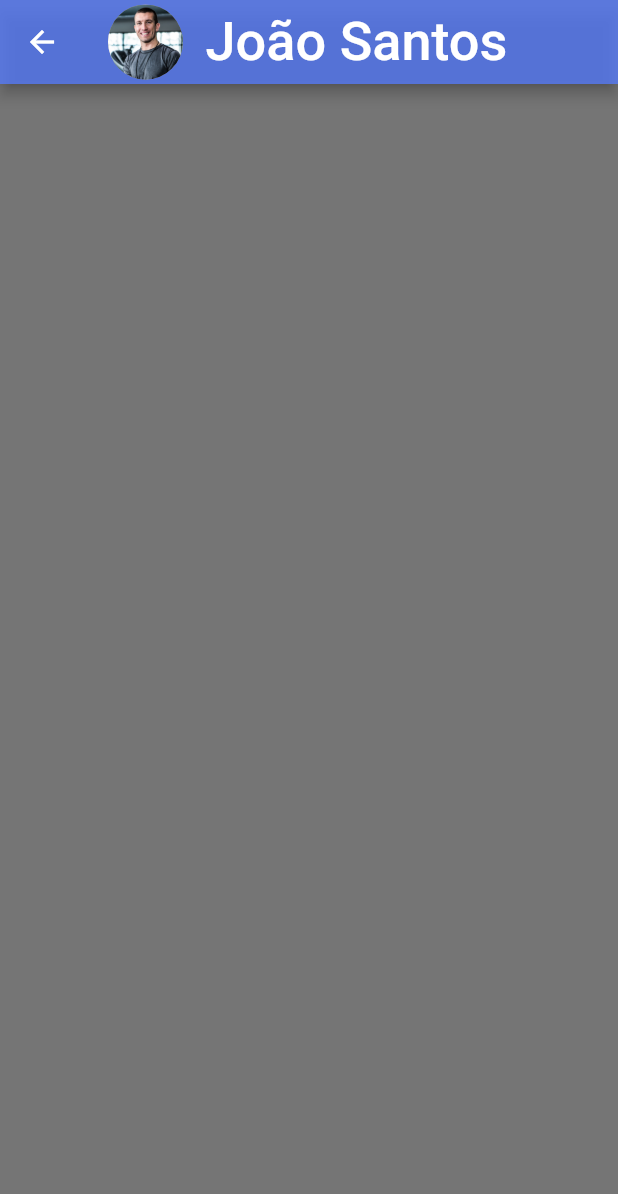
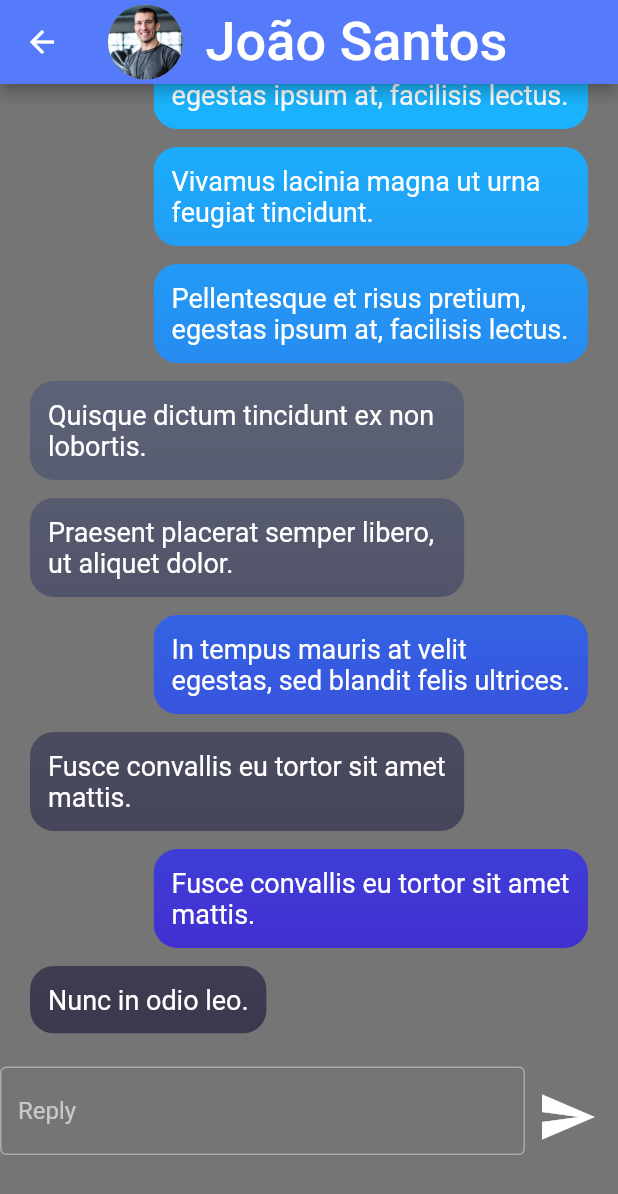
Before and after one commit to ftmateus/ipm_group_31_project, a Flutter app: the MessagePM screen opened directly, on a phone screen of 412 x 824 dp. Shown: the top 1194 px of the screen. Run offline on Flutter 3.47's test engine with Material 2 defaults, Android fonts, the phone set to English and light mode, and no system bars; our stand-ins replace flutter_lorem; missing offline and left inert: assorted_layout_widgets; Roboto replaces fonts that are missing (Hind).

Commit message:
Message PM bubbles, text box and send btn

```diff
--- a/jacked_up/lib/MessagePM.dart
+++ b/jacked_up/lib/MessagePM.dart
@@ -1,126 +1,28 @@
+// Copyright 2020, the Flutter project authors. Please see the AUTHORS file
+// for details. All rights reserved. Use of this source code is governed by a
+// BSD-style license that can be found in the LICENSE file.
+
+import 'dart:math';
+import 'dart:ui' as ui;
+
 import 'package:flutter/material.dart';
-import 'dart:ui' as ui;
-import 'package:intl/intl.dart';
-import 'package:jacked_up/MainMenu.dart';
 
-import 'MenuOptions.dart';
-
-// void main() {
-//   runApp(const BookService());
-// }
-
-class Pair<T1, T2> {
-  final T1 a;
-  final T2 b;
-
-  Pair(this.a, this.b);
-}
-
-// class BookService extends StatelessWidget {
-//   const BookService({super.key});
-//
-//   @override
-//   Widget build(BuildContext context) {
-//     return MaterialApp(
-//         debugShowCheckedModeBanner: false,
-//         title: 'Book Services',
-//         theme: ThemeData(
-//             colorSchemeSeed: const Color(0xff3b01f8), useMaterial3: true),
-//         home: const Services());
-//   }
-// }
-
-final services = [
-  Pair("HIIT", "assets/images/HIIT.png"),
-  Pair("Zumba", "assets/images/zumba-class.jpg"),
-  Pair("Cycling", "assets/images/cycling.jpg"),
-  Pair("Pilates", "assets/images/pilates.png"),
-  Pair("Body Pump", "assets/images/body_pump.jpg"),
-  Pair("Yoga", "assets/images/yoga.jpg"),
-  // "Campo C": "",
-  // "Campo D": "",
-];
-
-class ServiceCard extends StatelessWidget
-{
-  const ServiceCard({
-    super.key,
-    required this.title,
-    required this.image,
-    required this.onPress
-  });
-
-  final String image;
-  final String title;
-  final void Function() onPress;
-
-
-
-  @override
-  Widget build(BuildContext context) {
-    // return Card(
-    //     shape: const RoundedRectangleBorder(
-    //       side: BorderSide(
-    //         color: Colors.black45,
-    //       ),
-    //       borderRadius: BorderRadius.all(Radius.circular(12)),
-    //     ),
-    //     color: Theme.of(context).colorScheme.surfaceVariant,
-    //     child: ListTile(
-    //         shape: const RoundedRectangleBorder(
-    //           borderRadius: BorderRadius.all(Radius.circular(12)),
-    //         ),
-    //         contentPadding: const EdgeInsets.only(
-    //             left: 20, top: 5, bottom: 5),
-    //         onTap: onPress,
-    //         title: Text(title),
-    //         leading:
-    //             const Icon(Icons.arrow_circle_right, size: 25)
-    //     )
-    // );
-    return Container(
-      decoration: BoxDecoration(
-          borderRadius: BorderRadius.circular(30),
-          image: DecorationImage(
-              image: AssetImage(image),
-              fit: BoxFit.fill
-          ),
-          shape: BoxShape.rectangle
-      ),
-      width: 1,
-      child: Material(
-          color: Colors.black.withOpacity(0.4),
-          borderRadius: BorderRadius.circular(30),
-          child: InkWell(
-            borderRadius: BorderRadius.circular(30),
-            splashColor: Colors.amberAccent.withAlpha(80),
-            onTap: onPress,
-            child: Center(
-                child: Text(
-                  title,
-                  textAlign: TextAlign.center,
-                  style: const TextStyle(
-                    color: Colors.white,
-                    fontSize: 40,
-                  ),
-                )
-            ),
-          )
-      ),
-    );
-  }
-}
-
+@immutable
 class MessagePM extends StatefulWidget {
-  const MessagePM({Key? key}) : super(key: key);
+  const MessagePM({super.key});
 
   @override
   State<MessagePM> createState() => _MessagePMState();
 }
 
 class _MessagePMState extends State<MessagePM> {
+  late List<Message> data;
 
-  final reservations = <Pair<DateTime, String>>[];
+  @override
+  void initState() {
+    super.initState();
+    data = MessageGenerator.generate(60, 1337);
+  }
 
   @override
   Widget build(BuildContext context) {
@@ -140,20 +42,88 @@ class _MessagePMState extends State<MessagePM> {
               ],
             ),
           ),
-        backgroundColor: const Color.fromRGBO(85, 122, 250, 1).withAlpha(200),
-        centerTitle: true,
-        leading: BackButton(
-          color: Colors.white,
-          onPressed: () {
-            Navigator.pop(context);
+          backgroundColor: Theme.of(context).colorScheme.primary,
+        ),
+        body: SingleChildScrollView(
+          child: Column(
+            children: [
+              Container(
+                height: 655,
+                child: ListView.builder(
+                  padding: const EdgeInsets.symmetric(vertical: 16.0),
+                  reverse: true,
+                  itemCount: data.length,
+                  itemBuilder: (context, index) {
+                    final message = data[index];
+                    return MessageBubble(
+                      message: message,
+                      child: Text(message.text),
+                    );
                   },
                 ),
               ),
-      body: BubbleBackground(
-        // The colors of the gradient, which are different
-        // depending on which user sent this message.
-        colors: const [Color(0xFF6C7689), Color(0xFF3A364B)],
-        // The content within the bubble.
+              Row(
+                children: [
+                  Container(
+                    width: 350,
+                    child: const TextField(
+                      decoration: InputDecoration(
+                        border: OutlineInputBorder(),
+                        hintText: 'Reply',
+                      ),
+                    ),
+                  ),
+                  IconButton(
+                      onPressed: () {
+                        setState(() {
+                          data.insert(0, Message(owner: MessageOwner.other, text: "JJJJJJ"));
+                        });
+                      },
+                      icon: Icon(Icons.send, size: 40)
+                  )
+                ],
+              )
+            ],
+          ),
+        ),
+      );
+  }
+}
+
+@immutable
+class MessageBubble extends StatelessWidget {
+  const MessageBubble({
+    super.key,
+    required this.message,
+    required this.child,
+  });
+
+  final Message message;
+  final Widget child;
+
+  @override
+  Widget build(BuildContext context) {
+    final messageAlignment =
+    message.isMine ? Alignment.topLeft : Alignment.topRight;
+
+    return FractionallySizedBox(
+      alignment: messageAlignment,
+      widthFactor: 0.8,
+      child: Align(
+        alignment: messageAlignment,
+        child: Padding(
+          padding: const EdgeInsets.symmetric(vertical: 6.0, horizontal: 20.0),
+          child: ClipRRect(
+            borderRadius: const BorderRadius.all(Radius.circular(16.0)),
+            child: BubbleBackground(
+              colors: [
+                message.isMine
+                    ? const Color(0xFF6C7689)
+                    : const Color(0xFF19B7FF),
+                message.isMine
+                    ? const Color(0xFF3A364B)
+                    : const Color(0xFF491CCB),
+              ],
               child: DefaultTextStyle.merge(
                 style: const TextStyle(
                   fontSize: 18.0,
@@ -161,7 +131,10 @@ class _MessagePMState extends State<MessagePM> {
                 ),
                 child: Padding(
                   padding: const EdgeInsets.all(12.0),
-            child: Text("SSSS"),
+                  child: child,
+                ),
+              ),
+            ),
           ),
         ),
       ),
@@ -184,15 +157,14 @@ class BubbleBackground extends StatelessWidget {
   Widget build(BuildContext context) {
     return CustomPaint(
       painter: BubblePainter(
+        scrollable: Scrollable.of(context)!,
         bubbleContext: context,
         colors: colors,
-        scrollable: ScrollableState()
       ),
       child: child,
     );
   }
 }
-
 
 class BubblePainter extends CustomPainter {
   BubblePainter({
@@ -201,18 +173,12 @@ class BubblePainter extends CustomPainter {
     required List<Color> colors,
   })  : _scrollable = scrollable,
         _bubbleContext = bubbleContext,
-        _colors = colors;
+        _colors = colors,
+        super(repaint: scrollable.position);
 
   final ScrollableState _scrollable;
   final BuildContext _bubbleContext;
   final List<Color> _colors;
-
-  @override
-  bool shouldRepaint(BubblePainter oldDelegate) {
-    return oldDelegate._scrollable != _scrollable ||
-        oldDelegate._bubbleContext != _bubbleContext ||
-        oldDelegate._colors != _colors;
-  }
 
   @override
   void paint(Canvas canvas, Size size) {
@@ -233,4 +199,68 @@ class BubblePainter extends CustomPainter {
       );
     canvas.drawRect(Offset.zero & size, paint);
   }
+
+  @override
+  bool shouldRepaint(BubblePainter oldDelegate) {
+    return oldDelegate._scrollable != _scrollable ||
+        oldDelegate._bubbleContext != _bubbleContext ||
+        oldDelegate._colors != _colors;
   }
+}
+
+enum MessageOwner { myself, other }
+
+@immutable
+class Message {
+  const Message({
+    required this.owner,
+    required this.text,
+  });
+
+  final MessageOwner owner;
+  final String text;
+
+  bool get isMine => owner == MessageOwner.myself;
+}
+
+class MessageGenerator {
+  static List<Message> generate(int count, [int? seed]) {
+    final random = Random(seed);
+    return List<Message>.generate(count, (index) {
+      return Message(
+        owner: random.nextBool() ? MessageOwner.myself : MessageOwner.other,
+        text: _exampleData[random.nextInt(_exampleData.length)],
+      );
+    });
+  }
+
+  static final _exampleData = [
+    'Lorem ipsum dolor sit amet, consectetur adipiscing elit.',
+    'In tempus mauris at velit egestas, sed blandit felis ultrices.',
+    'Ut molestie mauris et ligula finibus iaculis.',
+    'Sed a tempor ligula.',
+    'Test',
+    'Phasellus ullamcorper, mi ut imperdiet consequat, nibh augue condimentum nunc, vitae molestie massa augue nec erat.',
+    'Donec scelerisque, erat vel placerat facilisis, eros turpis egestas nulla, a sodales elit nibh et enim.',
+    'Mauris quis dignissim neque. In a odio leo. Aliquam egestas egestas tempor. Etiam at tortor metus.',
+    'Quisque lacinia imperdiet faucibus.',
+    'Proin egestas arcu non nisl laoreet, vitae iaculis enim volutpat. In vehicula convallis magna.',
+    'Phasellus at diam a sapien laoreet gravida.',
+    'Fusce maximus fermentum sem a scelerisque.',
+    'Nam convallis sapien augue, malesuada aliquam dui bibendum nec.',
+    'Quisque dictum tincidunt ex non lobortis.',
+    'In hac habitasse platea dictumst.',
+    'Ut pharetra ligula libero, sit amet imperdiet lorem luctus sit amet.',
+    'Sed ex lorem, lacinia et varius vitae, sagittis eget libero.',
+    'Vestibulum scelerisque velit sed augue ultricies, ut vestibulum lorem luctus.',
+    'Pellentesque et risus pretium, egestas ipsum at, facilisis lectus.',
+    'Praesent id eleifend lacus.',
+    'Fusce convallis eu tortor sit amet mattis.',
+    'Vivamus lacinia magna ut urna feugiat tincidunt.',
+    'Sed in diam ut dolor imperdiet vehicula non ac turpis.',
+    'Praesent at est hendrerit, laoreet tortor sed, varius mi.',
+    'Nunc in odio leo.',
+    'Praesent placerat semper libero, ut aliquet dolor.',
+    'Vestibulum elementum leo metus, vitae auctor lorem tincidunt ut.',
+  ];
+}
```
Also changed, not shown: jacked_up/lib/ProfileButton.dart (+6 -6 lines), jacked_up/lib/ProfilePage.dart (+27 -25 lines). Lines whose indentation alone changed are shown as unchanged.
